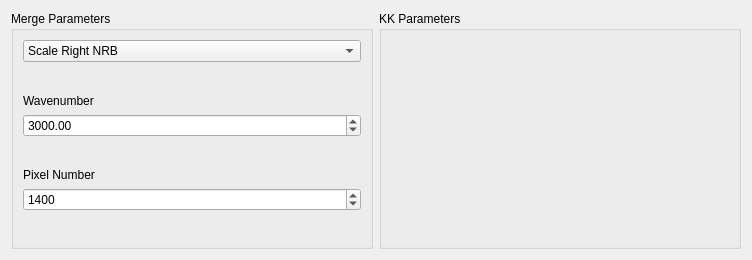
The window that crikit/ui/qt5-creator/ui_PlotEffect_MergeNRBs.ui (CCampJr/CRIkit2) describes before a commit, drawn with Qt 5.
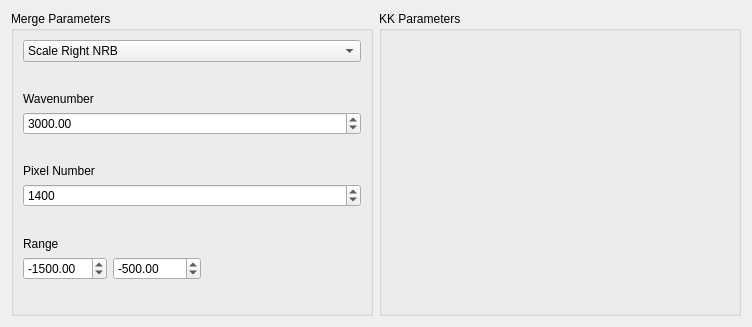
The same window after the commit.

Commit message: Now set and perform KK analysis over a range limit

What changed in the file:
```diff
--- a/crikit/ui/qt5-creator/ui_PlotEffect_MergeNRBs.ui
+++ b/crikit/ui/qt5-creator/ui_PlotEffect_MergeNRBs.ui
@@ -7,7 +7,7 @@
     <x>0</x>
     <y>0</y>
     <width>752</width>
-    <height>260</height>
+    <height>327</height>
    </rect>
   </property>
   <property name="windowTitle">
@@ -124,6 +124,72 @@
         </property>
        </spacer>
       </item>
+      <item>
+       <widget class="QLabel" name="label">
+        <property name="text">
+         <string>Range</string>
+        </property>
+       </widget>
+      </item>
+      <item>
+       <layout class="QHBoxLayout" name="horizontalLayout_3">
+        <property name="topMargin">
+         <number>0</number>
+        </property>
+        <item>
+         <widget class="QDoubleSpinBox" name="spinBoxLowRange">
+          <property name="minimum">
+           <double>-10000.000000000000000</double>
+          </property>
+          <property name="maximum">
+           <double>100000.000000000000000</double>
+          </property>
+          <property name="value">
+           <double>-1500.000000000000000</double>
+          </property>
+         </widget>
+        </item>
+        <item>
+         <widget class="QDoubleSpinBox" name="spinBoxHighRange">
+          <property name="minimum">
+           <double>-100000.000000000000000</double>
+          </property>
+          <property name="maximum">
+           <double>100000.000000000000000</double>
+          </property>
+          <property name="value">
+           <double>-500.000000000000000</double>
+          </property>
+         </widget>
+        </item>
+        <item>
+         <spacer name="horizontalSpacer">
+          <property name="orientation">
+           <enum>Qt::Horizontal</enum>
+          </property>
+          <property name="sizeHint" stdset="0">
+           <size>
+            <width>40</width>
+            <height>20</height>
+           </size>
+          </property>
+         </spacer>
+        </item>
+       </layout>
+      </item>
+      <item>
+       <spacer name="verticalSpacer_4">
+        <property name="orientation">
+         <enum>Qt::Vertical</enum>
+        </property>
+        <property name="sizeHint" stdset="0">
+         <size>
+          <width>20</width>
+          <height>40</height>
+         </size>
+        </property>
+       </spacer>
+      </item>
      </layout>
     </widget>
    </item>
@@ -146,7 +212,21 @@
        <number>0</number>
       </property>
       <item>
-       <layout class="QHBoxLayout" name="horizontalLayoutKK"/>
+       <layout class="QHBoxLayout" name="horizontalLayoutKK">
+        <item>
+         <spacer name="horizontalSpacer_2">
+          <property name="orientation">
+           <enum>Qt::Horizontal</enum>
+          </property>
+          <property name="sizeHint" stdset="0">
+           <size>
+            <width>40</width>
+            <height>20</height>
+           </size>
+          </property>
+         </spacer>
+        </item>
+       </layout>
       </item>
      </layout>
     </widget>
```
The commit also changes 2 other files.
